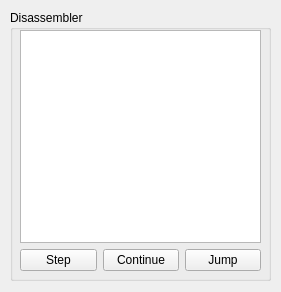
Old version of the form disassembler.ui in the repository TsilaAllaoui/GasyBoy-Plus.
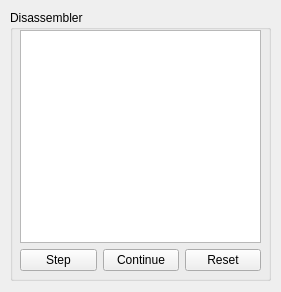
New version of the form.

```diff
--- a/disassembler.ui
+++ b/disassembler.ui
@@ -69,7 +69,7 @@
        <item>
         <widget class="QPushButton" name="pushButton_2">
          <property name="text">
-          <string>Jump</string>
+          <string>Reset</string>
          </property>
         </widget>
        </item>
```
Left out of the diff: 5 changed lines with no effect on the pictures.
